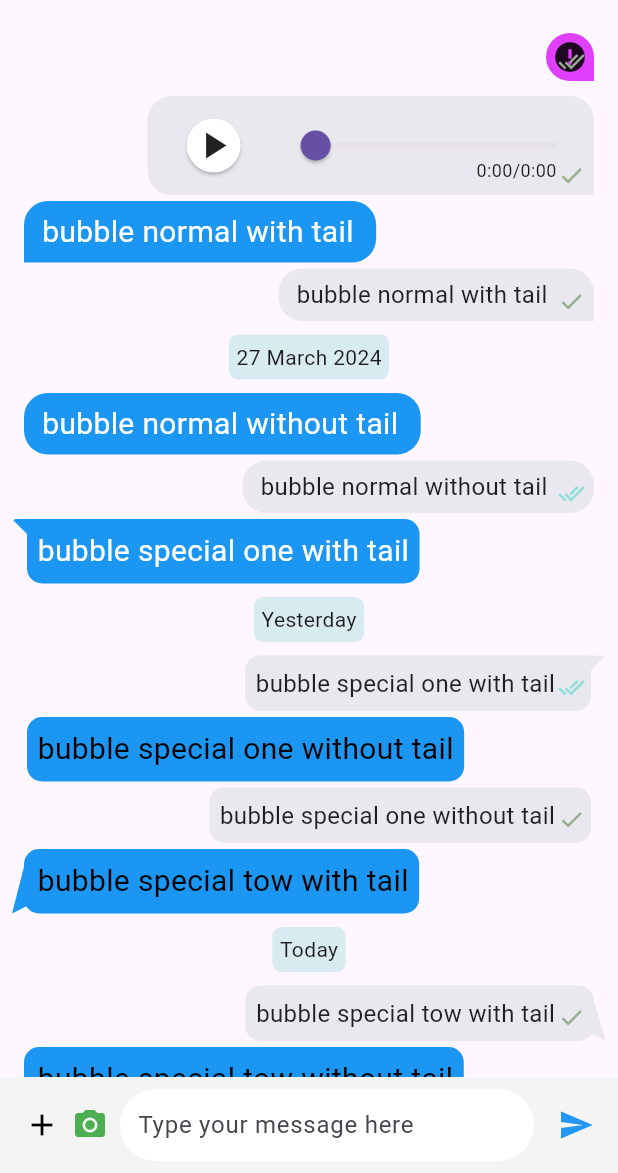
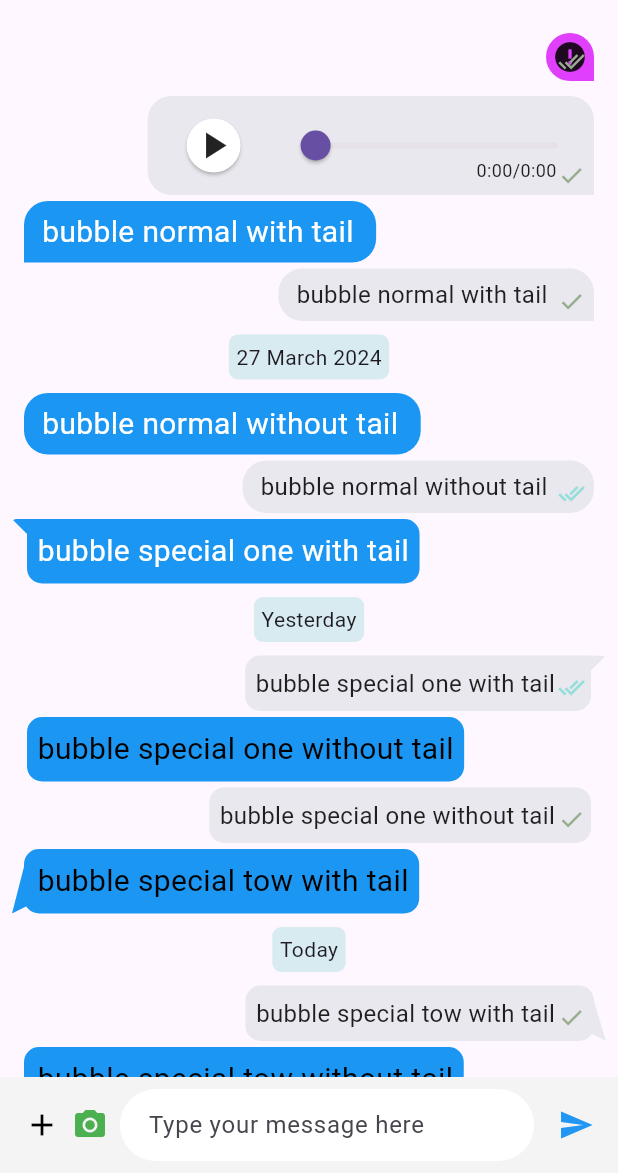
Before and after one commit to prahack/chat_bubbles, a Flutter app: the screen it shows after launch, on a phone screen of 412 x 824 dp, the part 63-1236 px from its top. Run offline on Flutter 3.47's test engine with Material 3 defaults, Android fonts, the phone set to English and light mode, and no system bars; drawn by our look-alikes of cached_network_image; our stand-ins replace audioplayers; network calls fail.

Commit message:
messageBar textfield customization

```diff
--- a/lib/message_bars/message_bar.dart
+++ b/lib/message_bars/message_bar.dart
@@ -20,6 +20,10 @@ import 'package:flutter/material.dart';
 /// [replyWidgetColor] is the reply widget color
 /// [replyIconColor] is the reply icon color on the left side of reply widget
 /// [replyCloseColor] is the close icon color on the right side of the reply
+/// [textFieldColor] is the fill color of the message textfield
+/// [textFieldBorderColor] is the  border color of the message textfield
+/// [textFieldBorderRadius] is the  border radius of the message textfield
+/// [textFieldDecoration] is the input decoration for the message text field
 /// widget
 /// [messageBarColor] is the color of the message bar
 /// [sendButtonColor] is the color of the send button
@@ -44,6 +48,10 @@ class MessageBar extends StatelessWidget {
   final TextStyle messageBarHintStyle;
   final TextStyle textFieldTextStyle;
   final Color sendButtonColor;
+  final Color textFieldColor;
+  final Color textFieldBorderColor;
+  final double textFieldBorderRadius;
+  final InputDecoration? textFieldDecoration;
   final void Function(String)? onTextChanged;
   final void Function(String)? onSend;
   final void Function()? onTapCloseReply;
@@ -63,6 +71,10 @@ class MessageBar extends StatelessWidget {
     this.messageBarHintText = "Type your message here",
     this.messageBarHintStyle = const TextStyle(fontSize: 16),
     this.textFieldTextStyle = const TextStyle(color: Colors.black),
+    this.textFieldColor = Colors.white,
+    this.textFieldBorderColor = Colors.white,
+    this.textFieldBorderRadius = 30,
+    this.textFieldDecoration,
     this.onTextChanged,
     this.onSend,
     this.onTapCloseReply,
@@ -95,7 +107,7 @@ class MessageBar extends StatelessWidget {
                         Expanded(
                           child: Container(
                             child: Text(
-                              'Re : ' + replyingTo,
+                              'Re : $replyingTo',
                               overflow: TextOverflow.ellipsis,
                             ),
                           ),
@@ -136,18 +148,20 @@ class MessageBar extends StatelessWidget {
                         maxLines: 3,
                         onChanged: onTextChanged,
                         style: textFieldTextStyle,
-                        decoration: InputDecoration(
+                        decoration: textFieldDecoration ??
+                            InputDecoration(
                               hintText: messageBarHintText,
                               hintMaxLines: 1,
                               contentPadding: const EdgeInsets.symmetric(
-                              horizontal: 8.0, vertical: 10),
+                                  horizontal: 15, vertical: 10),
                               hintStyle: messageBarHintStyle,
-                          fillColor: Colors.white,
+                              fillColor: textFieldColor,
                               filled: true,
                               enabledBorder: OutlineInputBorder(
-                            borderRadius: BorderRadius.circular(30.0),
-                            borderSide: const BorderSide(
-                              color: Colors.white,
+                                borderRadius: BorderRadius.circular(
+                                    textFieldBorderRadius),
+                                borderSide: BorderSide(
+                                  color: textFieldBorderColor,
                                   width: 0.2,
                                 ),
                               ),
```
Also changed, not shown: example/pubspec.lock. Lines whose indentation alone changed are shown as unchanged.
